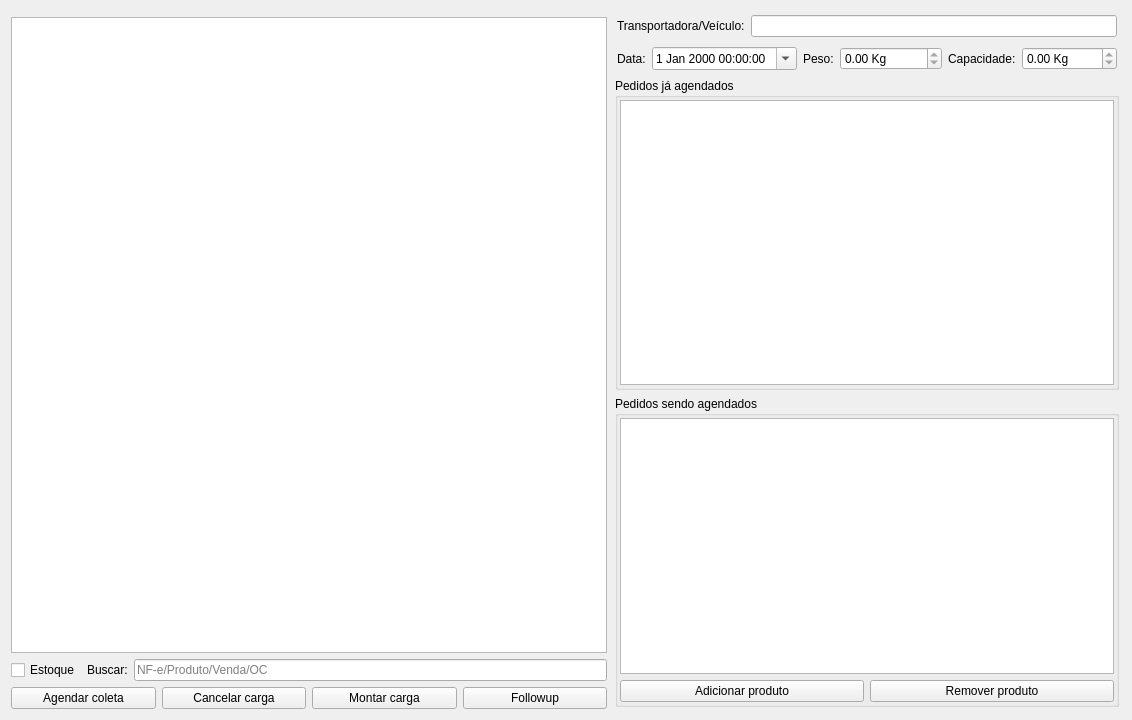
darktorres/ERP-STACCATO, file ui/widgetlogisticaagendarcoleta.ui: the form before one commit.
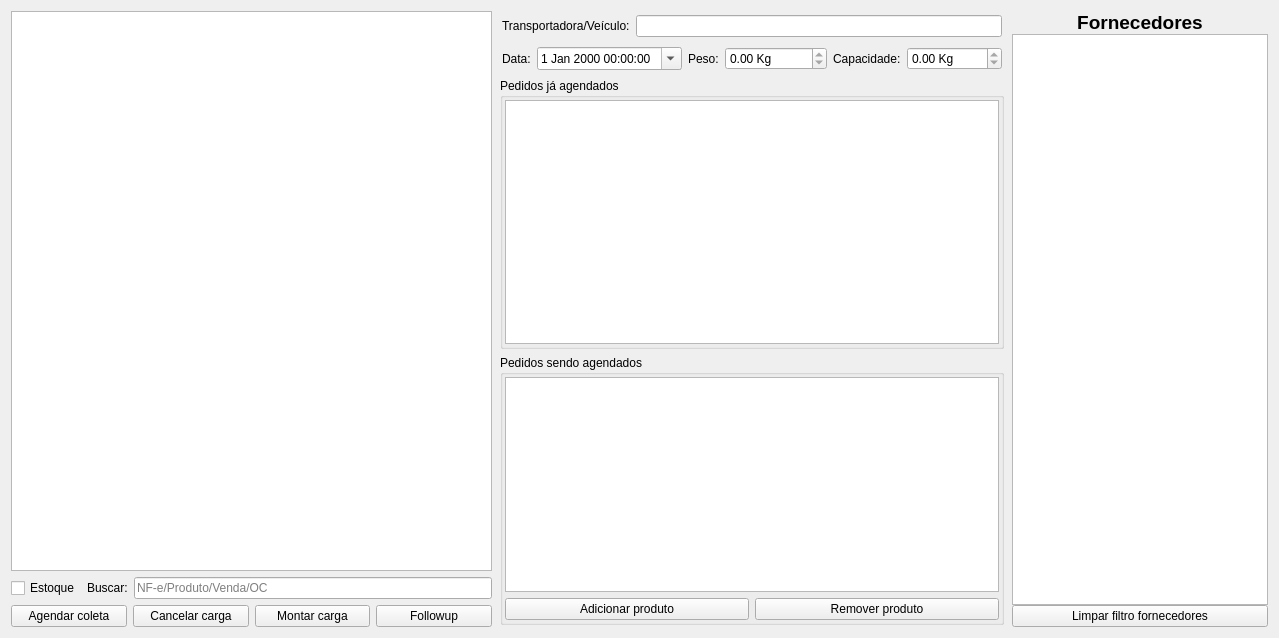
The form after the commit. Custom widgets are drawn as their Qt base class.

Patch:
```diff
--- a/ui/widgetlogisticaagendarcoleta.ui
+++ b/ui/widgetlogisticaagendarcoleta.ui
@@ -6,22 +6,139 @@
    <rect>
     <x>0</x>
     <y>0</y>
-    <width>1132</width>
-    <height>720</height>
+    <width>1279</width>
+    <height>638</height>
    </rect>
   </property>
   <property name="windowTitle">
    <string>Form</string>
   </property>
-  <layout class="QGridLayout" name="gridLayout_5">
-   <item row="2" column="1">
-    <widget class="QLabel" name="label_3">
+  <layout class="QGridLayout" name="gridLayout_2">
+   <item row="0" column="0" colspan="3">
+    <widget class="TableView" name="tableEstoque">
+     <property name="palette">
+      <palette>
+       <active>
+        <colorrole role="Highlight">
+         <brush brushstyle="SolidPattern">
+          <color alpha="255">
+           <red>51</red>
+           <green>153</green>
+           <blue>255</blue>
+          </color>
+         </brush>
+        </colorrole>
+       </active>
+       <inactive>
+        <colorrole role="Highlight">
+         <brush brushstyle="SolidPattern">
+          <color alpha="255">
+           <red>51</red>
+           <green>153</green>
+           <blue>255</blue>
+          </color>
+         </brush>
+        </colorrole>
+       </inactive>
+       <disabled>
+        <colorrole role="Highlight">
+         <brush brushstyle="SolidPattern">
+          <color alpha="255">
+           <red>51</red>
+           <green>153</green>
+           <blue>255</blue>
+          </color>
+         </brush>
+        </colorrole>
+       </disabled>
+      </palette>
+     </property>
+     <property name="mouseTracking">
+      <bool>true</bool>
+     </property>
+     <property name="editTriggers">
+      <set>QAbstractItemView::NoEditTriggers</set>
+     </property>
+     <property name="dragEnabled">
+      <bool>true</bool>
+     </property>
+     <property name="dragDropOverwriteMode">
+      <bool>false</bool>
+     </property>
+     <property name="dragDropMode">
+      <enum>QAbstractItemView::DragOnly</enum>
+     </property>
+     <property name="selectionMode">
+      <enum>QAbstractItemView::MultiSelection</enum>
+     </property>
+     <property name="selectionBehavior">
+      <enum>QAbstractItemView::SelectRows</enum>
+     </property>
+     <property name="sortingEnabled">
+      <bool>true</bool>
+     </property>
+    </widget>
+   </item>
+   <item row="1" column="0">
+    <widget class="QCheckBox" name="checkBoxEstoque">
+     <property name="text">
+      <string>Estoque</string>
+     </property>
+    </widget>
+   </item>
+   <item row="1" column="1">
+    <widget class="QLabel" name="labelBusca">
      <property name="text">
       <string>Buscar:</string>
      </property>
     </widget>
    </item>
-   <item row="0" column="3" rowspan="4">
+   <item row="1" column="2">
+    <widget class="LineEdit" name="lineEditBusca">
+     <property name="placeholderText">
+      <string>NF-e/Produto/Venda/OC</string>
+     </property>
+    </widget>
+   </item>
+   <item row="2" column="0" colspan="3">
+    <layout class="QHBoxLayout" name="horizontalLayout">
+     <item>
+      <widget class="QPushButton" name="pushButtonAgendarColeta">
+       <property name="text">
+        <string>Agendar coleta</string>
+       </property>
+      </widget>
+     </item>
+     <item>
+      <widget class="QPushButton" name="pushButtonCancelarCarga">
+       <property name="enabled">
+        <bool>true</bool>
+       </property>
+       <property name="text">
+        <string>Cancelar carga</string>
+       </property>
+      </widget>
+     </item>
+     <item>
+      <widget class="QPushButton" name="pushButtonMontarCarga">
+       <property name="enabled">
+        <bool>true</bool>
+       </property>
+       <property name="text">
+        <string>Montar carga</string>
+       </property>
+      </widget>
+     </item>
+     <item>
+      <widget class="QPushButton" name="pushButtonFollowup">
+       <property name="text">
+        <string>Followup</string>
+       </property>
+      </widget>
+     </item>
+    </layout>
+   </item>
+   <item row="0" column="3" rowspan="3">
     <widget class="QFrame" name="frameCaminhao">
      <layout class="QGridLayout" name="gridLayout">
       <property name="leftMargin">
@@ -312,123 +429,72 @@
      </layout>
     </widget>
    </item>
-   <item row="2" column="2">
-    <widget class="LineEdit" name="lineEditBusca">
-     <property name="placeholderText">
-      <string>NF-e/Produto/Venda/OC</string>
-     </property>
+   <item row="0" column="4" rowspan="3">
+    <widget class="QFrame" name="frameForn">
+     <layout class="QVBoxLayout" name="verticalLayout_3">
+      <property name="spacing">
+       <number>0</number>
+      </property>
+      <property name="leftMargin">
+       <number>0</number>
+      </property>
+      <property name="topMargin">
+       <number>0</number>
+      </property>
+      <property name="rightMargin">
+       <number>0</number>
+      </property>
+      <property name="bottomMargin">
+       <number>0</number>
+      </property>
+      <item>
+       <widget class="QLabel" name="labelFornecedores">
+        <property name="font">
+         <font>
+          <pointsize>14</pointsize>
+          <bold>true</bold>
+         </font>
+        </property>
+        <property name="text">
+         <string>Fornecedores</string>
+        </property>
+        <property name="alignment">
+         <set>Qt::AlignCenter</set>
+        </property>
+       </widget>
+      </item>
+      <item>
+       <widget class="TableView" name="tableForn">
+        <property name="sizePolicy">
+         <sizepolicy hsizetype="Preferred" vsizetype="Expanding">
+          <horstretch>0</horstretch>
+          <verstretch>0</verstretch>
+         </sizepolicy>
+        </property>
+        <property name="editTriggers">
+         <set>QAbstractItemView::NoEditTriggers</set>
+        </property>
+        <property name="selectionMode">
+         <enum>QAbstractItemView::SingleSelection</enum>
+        </property>
+        <property name="selectionBehavior">
+         <enum>QAbstractItemView::SelectRows</enum>
+        </property>
+        <property name="sortingEnabled">
+         <bool>true</bool>
+        </property>
+       </widget>
+      </item>
+      <item>
+       <widget class="QPushButton" name="pushButtonLimparFiltro">
+        <property name="text">
+         <string>Limpar filtro fornecedores</string>
+        </property>
+       </widget>
+      </item>
+     </layout>
     </widget>
    </item>
-   <item row="2" column="0">
-    <widget class="QCheckBox" name="checkBoxEstoque">
-     <property name="text">
-      <string>Estoque</string>
-     </property>
-    </widget>
-   </item>
-   <item row="1" column="0" colspan="3">
-    <widget class="TableView" name="tableEstoque">
-     <property name="palette">
-      <palette>
-       <active>
-        <colorrole role="Highlight">
-         <brush brushstyle="SolidPattern">
-          <color alpha="255">
-           <red>51</red>
-           <green>153</green>
-           <blue>255</blue>
-          </color>
-         </brush>
-        </colorrole>
-       </active>
-       <inactive>
-        <colorrole role="Highlight">
-         <brush brushstyle="SolidPattern">
-          <color alpha="255">
-           <red>51</red>
-           <green>153</green>
-           <blue>255</blue>
-          </color>
-         </brush>
-        </colorrole>
-       </inactive>
-       <disabled>
-        <colorrole role="Highlight">
-         <brush brushstyle="SolidPattern">
-          <color alpha="255">
-           <red>51</red>
-           <green>153</green>
-           <blue>255</blue>
-          </color>
-         </brush>
-        </colorrole>
-       </disabled>
-      </palette>
-     </property>
-     <property name="mouseTracking">
-      <bool>true</bool>
-     </property>
-     <property name="editTriggers">
-      <set>QAbstractItemView::NoEditTriggers</set>
-     </property>
-     <property name="dragEnabled">
-      <bool>true</bool>
-     </property>
-     <property name="dragDropOverwriteMode">
-      <bool>false</bool>
-     </property>
-     <property name="dragDropMode">
-      <enum>QAbstractItemView::DragOnly</enum>
-     </property>
-     <property name="selectionMode">
-      <enum>QAbstractItemView::MultiSelection</enum>
-     </property>
-     <property name="selectionBehavior">
-      <enum>QAbstractItemView::SelectRows</enum>
-     </property>
-     <property name="sortingEnabled">
-      <bool>true</bool>
-     </property>
-    </widget>
-   </item>
-   <item row="3" column="0" colspan="3">
-    <layout class="QHBoxLayout" name="horizontalLayout">
-     <item>
-      <widget class="QPushButton" name="pushButtonAgendarColeta">
-       <property name="text">
-        <string>Agendar coleta</string>
-       </property>
-      </widget>
-     </item>
-     <item>
-      <widget class="QPushButton" name="pushButtonCancelarCarga">
-       <property name="enabled">
-        <bool>true</bool>
-       </property>
-       <property name="text">
-        <string>Cancelar carga</string>
-       </property>
-      </widget>
-     </item>
-     <item>
-      <widget class="QPushButton" name="pushButtonMontarCarga">
-       <property name="enabled">
-        <bool>true</bool>
-       </property>
-       <property name="text">
-        <string>Montar carga</string>
-       </property>
-      </widget>
-     </item>
-     <item>
-      <widget class="QPushButton" name="pushButtonFollowup">
-       <property name="text">
-        <string>Followup</string>
-       </property>
-      </widget>
-     </item>
-    </layout>
-   </item>
   </layout>
  </widget>
  <customwidgets>
```
Left out of the diff: 8 changed lines with no effect on the pictures.
